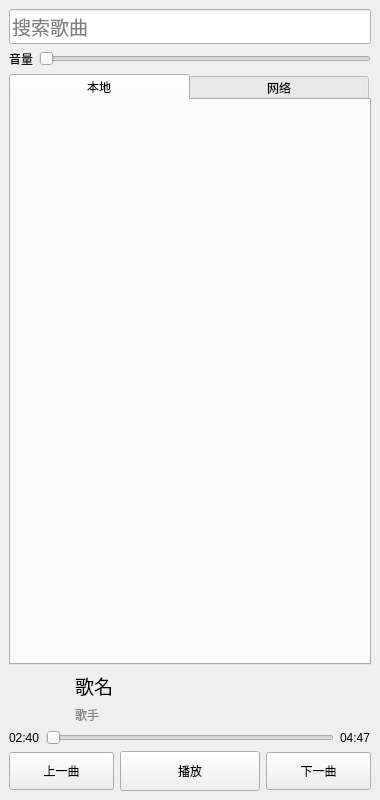
The window that com/zak/ui/LYTMusic.ui (obiecane/ZakMusic) describes before a commit, drawn with Qt 5.
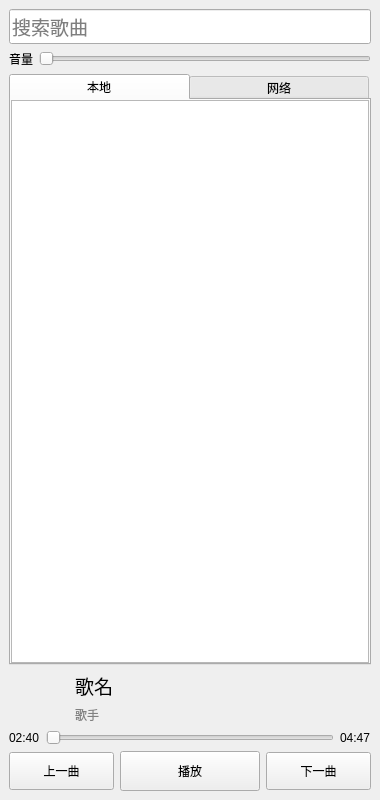
The same window after the commit. The open tabs and pages were chosen to show the change.

Commit message: 调整ui

The edit to the form file:
```diff
--- a/com/zak/ui/LYTMusic.ui
+++ b/com/zak/ui/LYTMusic.ui
@@ -113,6 +113,44 @@
            <attribute name="title">
             <string>本地</string>
            </attribute>
+              <layout class="QVBoxLayout" name="verticalLayout_5">
+                  <property name="leftMargin">
+                      <number>0</number>
+                  </property>
+                  <property name="topMargin">
+                      <number>0</number>
+                  </property>
+                  <property name="rightMargin">
+                      <number>0</number>
+                  </property>
+                  <property name="bottomMargin">
+                      <number>0</number>
+                  </property>
+                  <item>
+                      <widget class="QStackedWidget" name="stackedWidget_2">
+                          <widget class="QWidget" name="page_3">
+                              <layout class="QVBoxLayout" name="verticalLayout_6">
+                                  <property name="leftMargin">
+                                      <number>0</number>
+                                  </property>
+                                  <property name="topMargin">
+                                      <number>0</number>
+                                  </property>
+                                  <property name="rightMargin">
+                                      <number>0</number>
+                                  </property>
+                                  <property name="bottomMargin">
+                                      <number>0</number>
+                                  </property>
+                                  <item>
+                                      <widget class="QListWidget" name="local_list_widget"/>
+                                  </item>
+                              </layout>
+                          </widget>
+                          <widget class="QWidget" name="page_4"/>
+                      </widget>
+                  </item>
+              </layout>
           </widget>
           <widget class="QWidget" name="tab_2">
            <attribute name="title">
```
Left out of the diff: 31 changed lines with no effect on the pictures.
